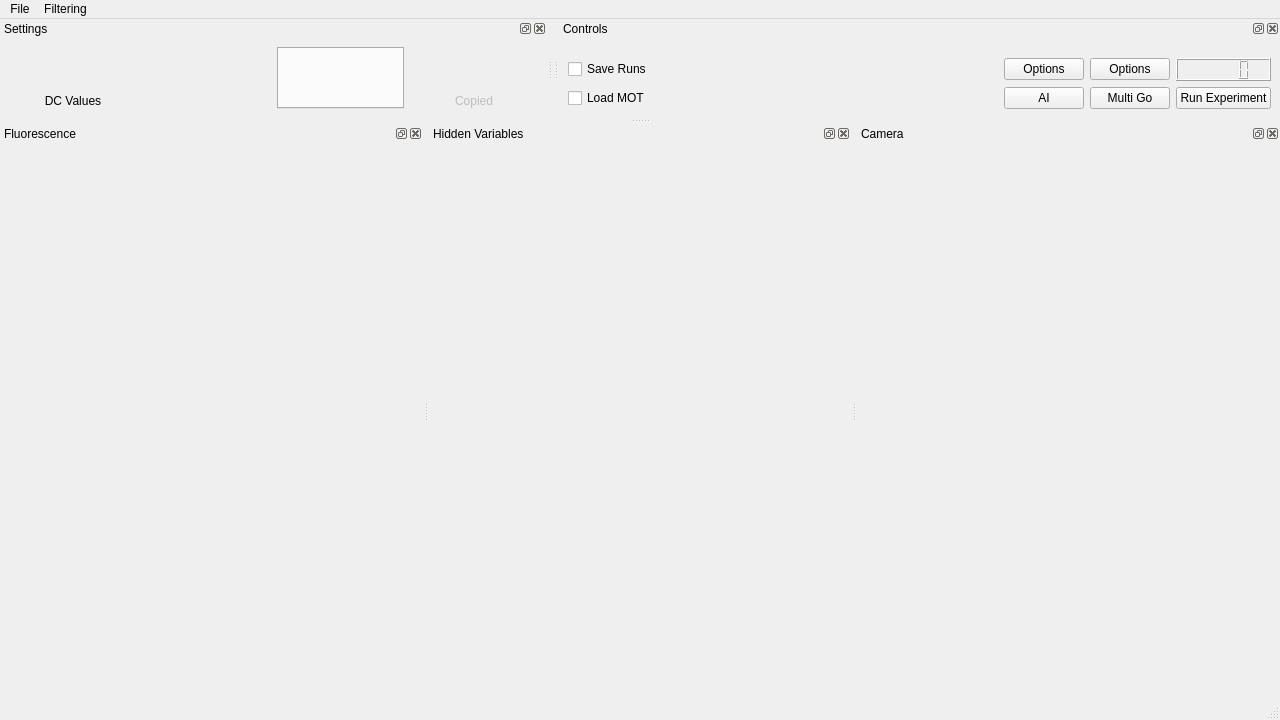
This is gui.ui in hoogeroo/RbSetup2 as Qt 5 draws it before an edit. The edited form follows.
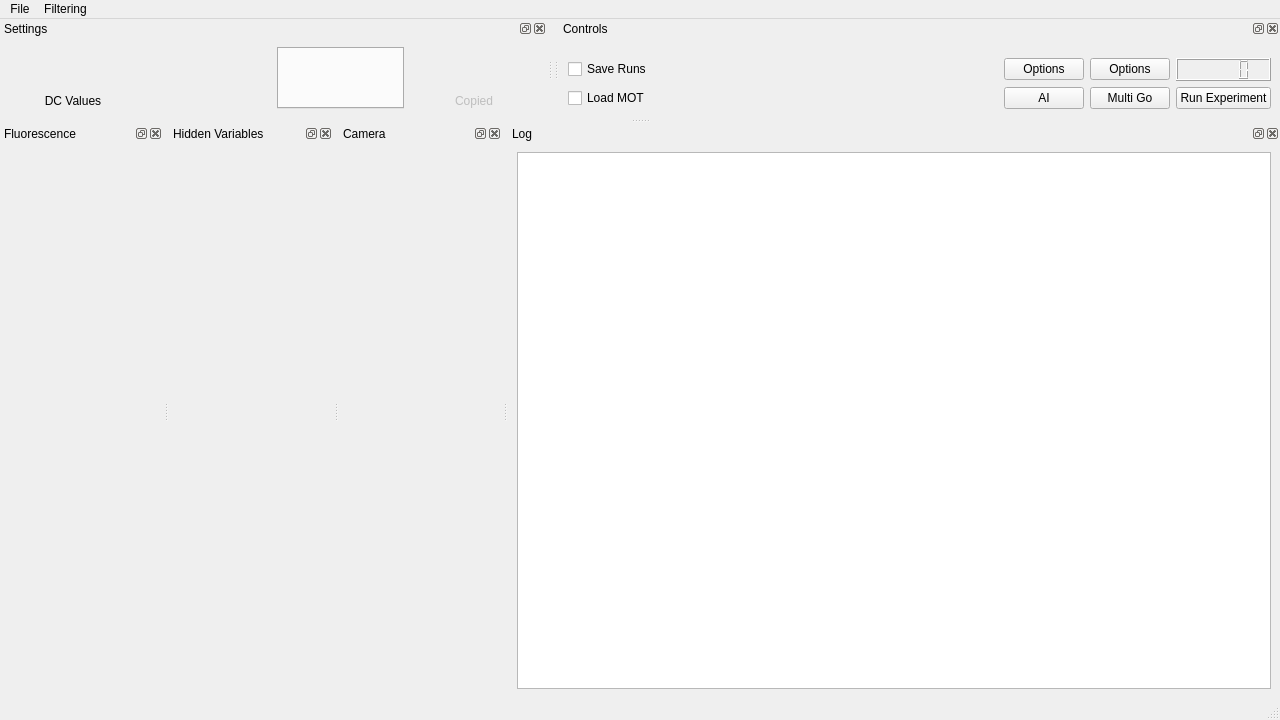
This is the edited form. Icons and pictures are not drawn.

The edit to the form file:
```diff
--- a/gui.ui
+++ b/gui.ui
@@ -323,6 +323,21 @@
     <layout class="QGridLayout" name="camera_grid"/>
    </widget>
   </widget>
+  <widget class="QDockWidget" name="log_dock">
+   <property name="windowTitle">
+    <string>Log</string>
+   </property>
+   <attribute name="dockWidgetArea">
+    <number>8</number>
+   </attribute>
+   <widget class="QWidget" name="log_widget">
+    <layout class="QGridLayout" name="gridLayout_2">
+     <item row="0" column="0">
+      <widget class="QTextEdit" name="log"/>
+     </item>
+    </layout>
+   </widget>
+  </widget>
   <action name="action_save">
    <property name="icon">
     <iconset theme="document-save">
```
